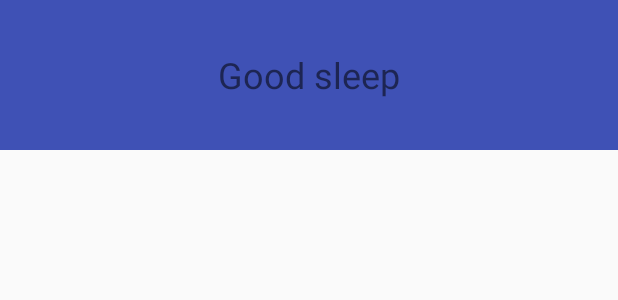
After one commit to burket33/LifeDataAndroidApp, an Android app: the layout sleep_list_item.xml on its own in the app's theme, with its tools: preview values and no code run, on a phone screen of 412 x 824 dp. The commit adds this screen. Shown: the top 300 px of the screen. Run offline under Robolectric (Android 15) with nearby library versions, the phone set to English and light mode, and no system bars.

Commit message:
Second iteration. Added second activity and recycler view

```diff
--- a/app/build.gradle
+++ b/app/build.gradle
@@ -29,4 +29,5 @@ dependencies {
     testImplementation 'junit:junit:4.12'
     androidTestImplementation 'com.android.support.test:runner:1.0.2'
     androidTestImplementation 'com.android.support.test.espresso:espresso-core:3.0.2'
+    implementation 'com.android.support:recyclerview-v7:28.0.0-rc02'
 }
--- a/app/src/main/AndroidManifest.xml
+++ b/app/src/main/AndroidManifest.xml
@@ -1,7 +1,8 @@
 <?xml version="1.0" encoding="utf-8"?>
 <manifest xmlns:android="http://schemas.android.com/apk/res/android"
     package="com.timburkepe.lifedata">
-    <uses-permission android:name="android.permission.INTERNET"></uses-permission>
+
+    <uses-permission android:name="android.permission.INTERNET" />
 
     <application
         android:allowBackup="true"
@@ -17,6 +18,7 @@
                 <category android:name="android.intent.category.LAUNCHER" />
             </intent-filter>
         </activity>
+        <activity android:name=".CreateSleepDataActivity"></activity>
     </application>
 
 </manifest>
--- /dev/null
+++ b/app/src/main/res/layout/sleep_list_item.xml
@@ -0,0 +1,38 @@
+<?xml version="1.0" encoding="utf-8"?>
+<layout xmlns:android="http://schemas.android.com/apk/res/android"
+    xmlns:app="http://schemas.android.com/apk/res-auto"
+    xmlns:tools="http://schemas.android.com/tools">
+    <data>
+        <variable
+            name="sleepData"
+            type="com.timburkepe.lifedata.SleepModel"/>
+    </data>
+
+    <RelativeLayout
+        android:id="@+id/sleepListView"
+        android:layout_width="match_parent"
+        android:layout_height="100dp"
+        android:paddingBottom="8dp"
+        android:paddingTop="8dp"
+        tools:background="@color/colorPrimary">
+
+
+        <TextView
+            android:id="@+id/textView"
+            android:layout_width="wrap_content"
+            android:layout_height="wrap_content"
+            android:layout_centerInParent="true"
+            android:text="@{String.valueOf(sleepData.quality)}"
+            android:textSize="24sp"
+            tools:text="Good sleep" />
+
+        <TextView
+            android:id="@+id/textView2"
+            android:layout_width="wrap_content"
+            android:layout_height="wrap_content"
+            android:layout_alignParentStart="true"
+            android:layout_centerVertical="true"
+            android:layout_marginStart="44dp"
+            android:text="@{String.valueOf(sleepData.sleepDuration)}" />
+    </RelativeLayout>
+</layout>
--- a/app/src/main/res/values/strings.xml
+++ b/app/src/main/res/values/strings.xml
@@ -1,3 +1,4 @@
 <resources>
     <string name="app_name">Life Data</string>
+    <string name="ADD_SLEEP_DATA_BUTTONTEXT">ADD SLEEP DATA</string>
 </resources>
```
Also changed, not shown: app/src/main/java/com/timburkepe/lifedata/CreateSleepDataActivity.java (added, +13 -0 lines), app/src/main/java/com/timburkepe/lifedata/MainActivity.java (+79 -17 lines), app/src/main/java/com/timburkepe/lifedata/SleepModel.java (+12 -1 lines), app/src/main/java/com/timburkepe/lifedata/adapters/SleepAdapter.java (added, +75 -0 lines), app/src/main/res/layout/activity_create_sleep_data.xml (added, +9 -0 lines), app/src/main/res/layout/activity_main.xml (+25 -15 lines).
